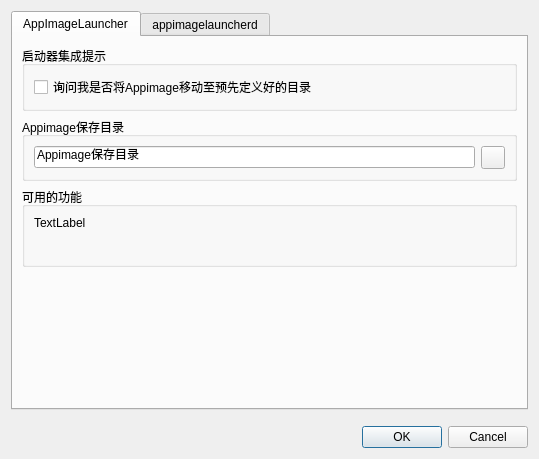
The window that src/ui/settings_dialog.ui (linlinger/AppImageLauncher) describes before a commit, drawn with Qt 5.
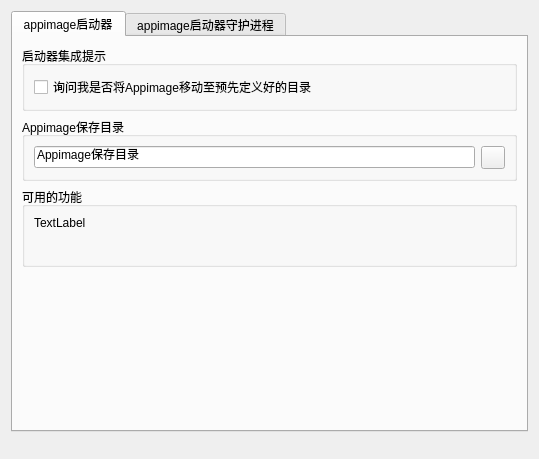
The same window after the commit. Icons and pictures are not drawn.

What changed in the file:
```diff
--- a/src/ui/settings_dialog.ui
+++ b/src/ui/settings_dialog.ui
@@ -21,7 +21,7 @@
      </property>
      <widget class="QWidget" name="launcherTab">
       <attribute name="title">
-       <string notr="true">AppImageLauncher</string>
+       <string notr="true">appimage启动器</string>
       </attribute>
       <layout class="QVBoxLayout" name="verticalLayout_4">
        <item>
@@ -143,7 +143,7 @@
      </widget>
      <widget class="QWidget" name="daemonTab">
       <attribute name="title">
-       <string notr="true">appimagelauncherd</string>
+       <string notr="true">appimage启动器守护进程</string>
       </attribute>
       <layout class="QVBoxLayout" name="verticalLayout_5">
        <item>
@@ -251,7 +251,7 @@
       <enum>Qt::Horizontal</enum>
      </property>
      <property name="standardButtons">
-      <set>QDialogButtonBox::Cancel|QDialogButtonBox::Ok</set>
+      <set>QDialogButtonBox::Cancel|QDialogButtonBox::“好”</set>
      </property>
     </widget>
    </item>
```
Left out of the diff: 2 changed lines with no effect on the pictures.
